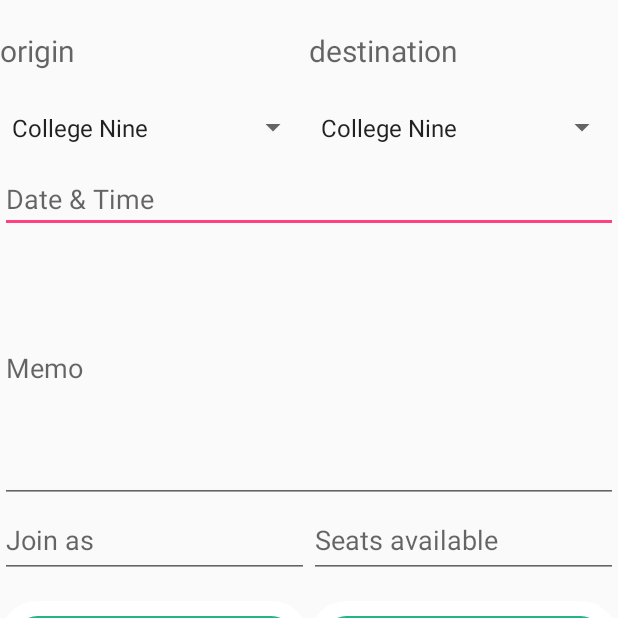
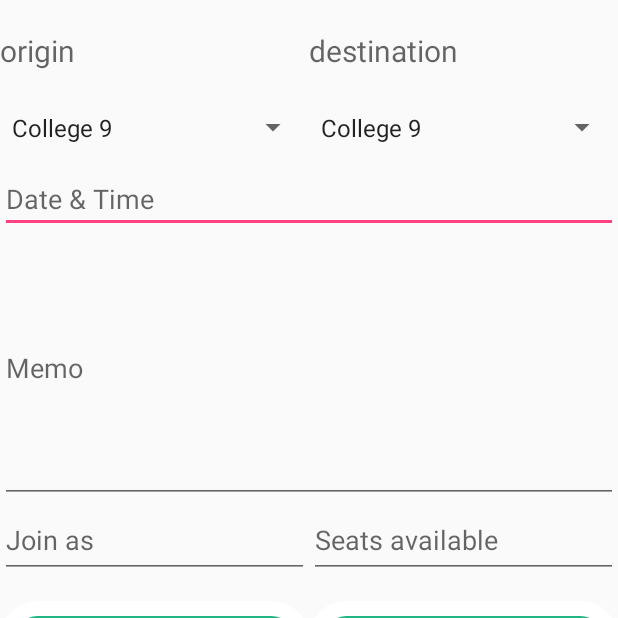
Before and after one commit to minarainbow/UCShareCar, an Android app: the CreatePostActivity screen opened directly, with no data from a screen before it, on a phone screen of 412 x 824 dp, the top half of it. Run offline under Robolectric (Android 15) with nearby library versions, the phone set to English and light mode, and no system bars.

```diff
--- a/frontend/app/src/main/java/ridesharers/ucsc/edu/ucsharecar/BackendClient.java
+++ b/frontend/app/src/main/java/ridesharers/ucsc/edu/ucsharecar/BackendClient.java
@@ -340,6 +340,7 @@ public class BackendClient {
                 // Parse posts
                 ArrayList<PostInfo> posts = new ArrayList<PostInfo>();
                 JSONArray jsonArray = response.getJSONArray("posts");
+                Log.e("posts", jsonArray.toString());
                 for (int i = 0; i < jsonArray.length(); i++) {
                     posts.add(new PostInfo(jsonArray.getJSONObject(i)));
                 }
--- a/frontend/app/src/main/java/ridesharers/ucsc/edu/ucsharecar/CreatePostActivity.java
+++ b/frontend/app/src/main/java/ridesharers/ucsc/edu/ucsharecar/CreatePostActivity.java
@@ -16,16 +16,7 @@ public class CreatePostActivity extends AppCompatActivity implements AdapterView
         setContentView(R.layout.activity_create_post);
 
         Spinner originSpinner = findViewById(R.id.start_spinner);
-        ArrayAdapter<CharSequence> originAdapter = ArrayAdapter.createFromResource(this, R.array.StartingLocations, android.R.layout.simple_spinner_item);
-        originAdapter.setDropDownViewResource(android.R.layout.simple_spinner_dropdown_item);
-        originSpinner.setAdapter(originAdapter);
-        originSpinner.setOnItemSelectedListener(this);
-
         Spinner destinationSpinner = findViewById(R.id.destination_spinner);
-        ArrayAdapter<CharSequence> destinationAdapter = ArrayAdapter.createFromResource(this, R.array.EndingLocations, android.R.layout.simple_spinner_item);
-        destinationAdapter.setDropDownViewResource(android.R.layout.simple_spinner_dropdown_item);
-        destinationSpinner.setAdapter(destinationAdapter);
-        destinationSpinner.setOnItemSelectedListener(this);
 
     }
 
--- a/frontend/app/src/main/res/layout/activity_create_post.xml
+++ b/frontend/app/src/main/res/layout/activity_create_post.xml
@@ -34,6 +34,7 @@
             android:layout_height="50dp"
             android:layout_weight="1"
             android:hint="Origin"
+            android:entries="@array/location"
             />
 
         <Spinner
@@ -42,6 +43,7 @@
             android:layout_height="50dp"
             android:layout_weight="1"
             android:hint="Destination"
+            android:entries="@array/location"
             />
     </LinearLayout>
 
--- a/frontend/app/src/main/res/layout/activity_post_detail.xml
+++ b/frontend/app/src/main/res/layout/activity_post_detail.xml
@@ -149,7 +149,6 @@
                 android:paddingLeft="10dp"
                 android:layout_weight="1"
                 android:layout_height="wrap_content"
-                android:text="Join as a Driver"
                 android:textAppearance="?android:attr/textAppearanceLarge"
                 android:layout_toEndOf="@+id/notes" />
             <Button
--- a/frontend/app/src/main/res/layout/layout_listitem.xml
+++ b/frontend/app/src/main/res/layout/layout_listitem.xml
@@ -77,7 +77,6 @@
                 android:layout_weight="1"
                 android:layout_height="match_parent"
                 android:textAppearance="?android:attr/textAppearanceLarge"
-                android:text="Driver Needed"
                 android:gravity="center"
                 android:id="@+id/driver_status"
                 android:textSize="15dp"/>
```
Also changed, not shown: frontend/app/src/main/java/ridesharers/ucsc/edu/ucsharecar/PostDetailActivity.java (+14 -11 lines), frontend/app/src/main/java/ridesharers/ucsc/edu/ucsharecar/PostListAdapter.java (+15 -3 lines).
